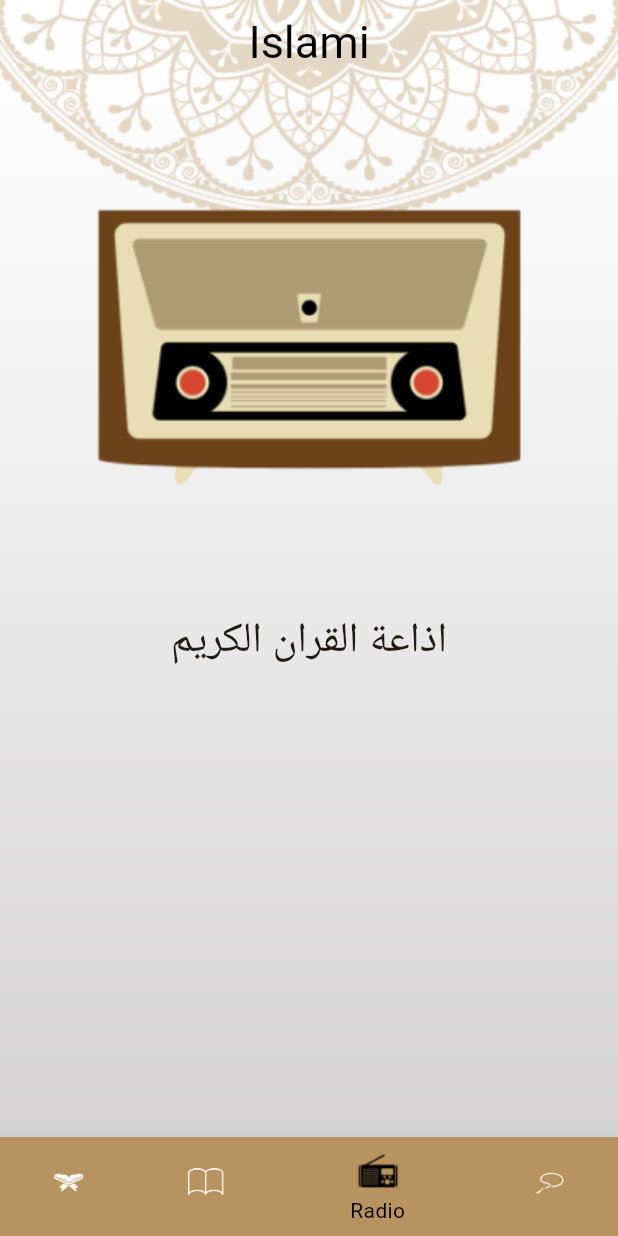
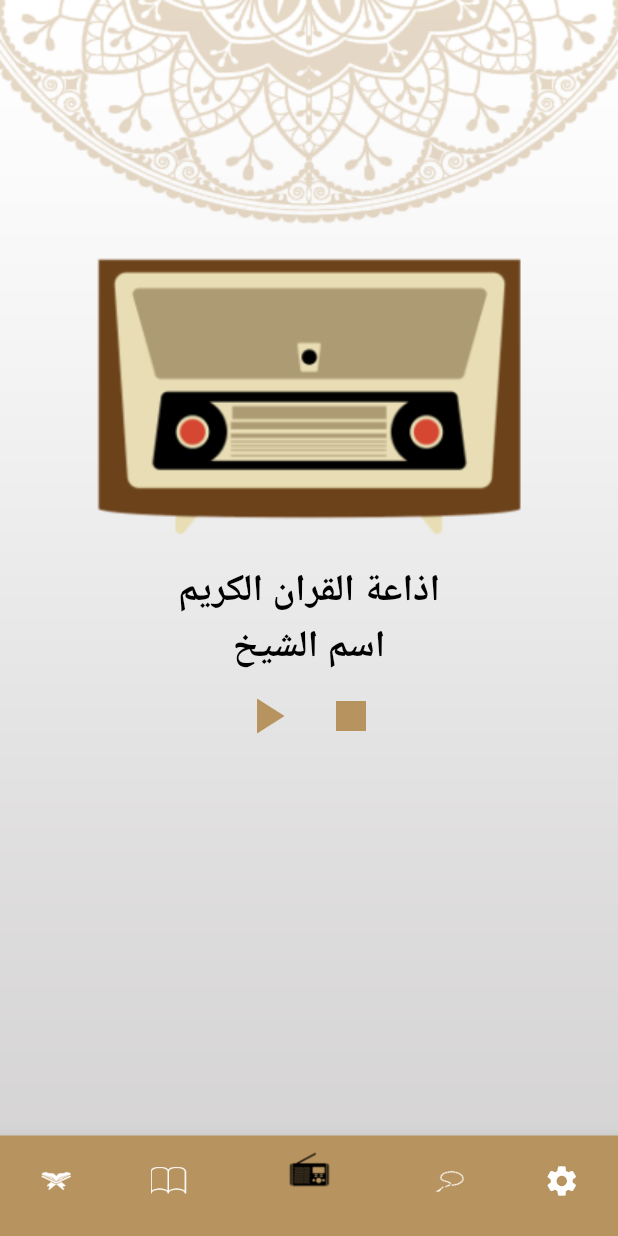
Before and after one commit to Shaimaaabdelmoaen/islami, a Flutter app: the screen it shows after launch, item 3 of the bottom bar chosen, on a phone screen of 412 x 824 dp. Run offline on Flutter 3.47's test engine with Material 3 defaults, Android fonts, the phone set to English and light mode, and no system bars; generated files the repository leaves out were written again.

Commit message:
+settings

```diff
--- /dev/null
+++ b/l10n.yaml
@@ -0,0 +1,3 @@
+arb-dir: lib/l10n
+template-arb-file: app_en.arb
+output-localization-file: app_localizations.dart
--- a/lib/Ui/home/hadeth/hadeth.dart
+++ b/lib/Ui/home/hadeth/hadeth.dart
@@ -39,7 +39,7 @@ class _hadethState extends State<hadeth> {
                 return HadethTitleWidget(allAhadeth[index]);
               },
               separatorBuilder: (context,index)=>
-                  Container(color: Theme.of(context).primaryColor,
+                  Container(color: Theme.of(context).dividerColor,
                     width: double.infinity,
                     height: 2,
                     margin: EdgeInsets.symmetric(horizontal: 64),
--- a/lib/Ui/home/homeScreen.dart
+++ b/lib/Ui/home/homeScreen.dart
@@ -3,7 +3,12 @@ import 'package:flutter/material.dart';
 import 'package:islami1/Ui/home/hadeth/hadeth.dart';
 import 'package:islami1/Ui/home/quran/quran.dart';
 import 'package:islami1/Ui/home/radio/radio.dart';
+import 'package:islami1/Ui/home/settings/settingsTap.dart';
 import 'package:islami1/Ui/home/tasbeh/tasbeh.dart';
+import 'package:islami1/Ui/myThemeData.dart';
+import 'package:flutter_gen/gen_l10n/app_localizations.dart';
+import 'package:islami1/provider/settingsProvider.dart';
+import 'package:provider/provider.dart';
 
 class HomeScreen extends StatefulWidget{
   static const String routName='home';
@@ -19,20 +24,24 @@ class _HomeScreenState extends State<HomeScreen> {
     hadeth(),
     radio(),
     tasbeh(),
+    settingsTap(),
   ];
 
   @override
   Widget build(BuildContext context) {
+    var provider =Provider.of<settingsProvider>(context);
     return Container(
       decoration: BoxDecoration(
         image: DecorationImage(
-          image: AssetImage("assets/images/main_background.png"),
+          image: AssetImage(provider.getBackgroundImage()),
           fit: BoxFit.fill
         )
       ),
       child: Scaffold(
         appBar: AppBar(
-          title: Text('Islami'),
+          title: Text(
+            AppLocalizations.of(context)?.app_name??''
+          ),
         ),
         bottomNavigationBar:BottomNavigationBar(
           onTap: (index){
@@ -44,17 +53,19 @@ class _HomeScreenState extends State<HomeScreen> {
           items: [
             BottomNavigationBarItem(
               backgroundColor: Theme.of(context).primaryColor,
-              //backgroundColor: Colors.red,
-                icon:ImageIcon(AssetImage("assets/images/icon_quran.png")),label:"Quran" ),
+                icon:ImageIcon(AssetImage("assets/images/icon_quran.png")),label:AppLocalizations.of(context)?.quran??'' ),
             BottomNavigationBarItem(
                 backgroundColor:Theme.of(context).primaryColor,
-                icon:ImageIcon(AssetImage("assets/images/icon_hadeth.png")),label:"Hadeth" ),
+                icon:ImageIcon(AssetImage("assets/images/icon_hadeth.png")),label:AppLocalizations.of(context)?.hadeth??'' ),
             BottomNavigationBarItem(
                 backgroundColor:Theme.of(context).primaryColor,
-                icon:ImageIcon(AssetImage("assets/images/icon_radio.png")),label:"Radio" ),
+                icon:ImageIcon(AssetImage("assets/images/icon_radio.png")),label:AppLocalizations.of(context)?.radio??'' ),
             BottomNavigationBarItem(
                 backgroundColor:Theme.of(context).primaryColor,
-                icon:ImageIcon(AssetImage("assets/images/icon_sebha.png")),label:"Sebha" )
+                icon:ImageIcon(AssetImage("assets/images/icon_sebha.png")),label:AppLocalizations.of(context)?.tasbeh??'' ),
+            BottomNavigationBarItem(
+                backgroundColor:Theme.of(context).primaryColor,
+                icon:Icon(Icons.settings),label: "settings")
 
 
           ],
--- a/lib/Ui/home/quran/quran.dart
+++ b/lib/Ui/home/quran/quran.dart
@@ -20,13 +20,15 @@ class quran extends StatelessWidget{
         Expanded(
           flex: 1,
           child: Image.asset("assets/images/quran_header_image.png"),),
+        Text('القران',
+        style: Theme.of(context).textTheme.titleMedium,),
         Expanded(
           flex: 3,
           child: ListView.separated(itemBuilder: (context,index){
             return chapterTitleWidget(names[index],index);
           },
               separatorBuilder: (context,index)=>
-              Container(color: Theme.of(context).primaryColor,
+              Container(color: Theme.of(context).dividerColor,
               width: double.infinity,
               height: 2,
               margin: EdgeInsets.symmetric(horizontal: 64),
--- a/lib/Ui/home/radio/radio.dart
+++ b/lib/Ui/home/radio/radio.dart
@@ -1,5 +1,7 @@
 import 'package:flutter/cupertino.dart';
 import 'package:flutter/material.dart';
+
+import '../../../Radios.dart';
 
 class radio extends StatelessWidget{
   @override
@@ -7,10 +9,45 @@ class radio extends StatelessWidget{
     return Column(
       mainAxisAlignment: MainAxisAlignment.center,
       children: [
-        Expanded(child: Image.asset('assets/images/radio_image.png')),
-        Expanded(child: Text('اذاعة القران الكريم',style: TextStyle(fontSize: 28),),)
+        Image.asset('assets/images/radio_image.png'),
+        Text('اذاعة القران الكريم',style:TextStyle(fontWeight:FontWeight.w600,color: Theme.of(context).colorScheme.onSecondary,fontSize: 25) ,),
+        SizedBox(
+          height: MediaQuery.of(context).size.height*.3,
+          child: ListView.builder(
+            physics:PageScrollPhysics() ,
+            scrollDirection:Axis.horizontal ,
+            itemBuilder: (context,index)=>radioItem(),
+          itemCount: 3,
+          ),
+        )
       ],
+
     );
   }
 
+
 }
+
+class radioItem extends StatelessWidget {
+  const radioItem({
+    super.key,
+  });
+
+  @override
+  Widget build(BuildContext context) {
+    return SizedBox(
+      width: MediaQuery.of(context).size.width,
+      child: Column(
+        children: [Text('اسم الشيخ',style:TextStyle(fontWeight:FontWeight.w600,color: Theme.of(context).colorScheme.onSecondary,fontSize: 25) ,),
+          Row(
+            mainAxisAlignment: MainAxisAlignment.center,
+            children: [
+              IconButton(onPressed: (){}, icon: Icon(Icons.play_arrow,size: 40,color: Theme.of(context).colorScheme.secondary,)),
+              IconButton(onPressed: (){}, icon: Icon(Icons.stop,size: 40,color: Theme.of(context).colorScheme.secondary,))
+
+            ],
+          )],
+      ),
+    );
+  }
+}
--- /dev/null
+++ b/lib/Ui/myThemeData.dart
@@ -0,0 +1,121 @@
+
+import 'package:flutter/material.dart';
+
+class myThemeData{
+  static bool isDarkEnabled=false;
+  static Color lightPrimary =Color(0xFFB7935F);
+  static Color darkPrimary=Color(0xFF141A2E);
+  static Color darkSecondary=Color(0xFFF8C91E);
+  static ThemeData lightTheme=ThemeData(
+    textTheme:TextTheme(
+      titleMedium: TextStyle(
+        fontSize: 25,
+        fontWeight: FontWeight.w400,
+        color: Colors.black
+      ),
+      headlineSmall: TextStyle(fontSize: 25,
+      fontWeight: FontWeight.w600,
+      color: Colors.black),
+      bodyMedium: TextStyle(
+        fontWeight: FontWeight.w600,
+        fontSize: 20,
+        color: Colors.black
+      )
+    ) ,
+      cardColor:Colors.white ,
+      cardTheme: CardTheme(
+          color: Colors.white,
+          elevation: 18,
+          shape: RoundedRectangleBorder(
+              borderRadius: BorderRadius.circular(18)
+          )
+      ),
+      dividerColor:lightPrimary ,
+      primaryColor: Color(0xFFB7935F),
+      secondaryHeaderColor: Colors.black,
+      scaffoldBackgroundColor:Colors.transparent ,
+      appBarTheme: AppBarTheme(
+          backgroundColor: Colors.transparent,
+          centerTitle: true,
+          iconTheme: IconThemeData(color: Colors.black),
+          titleTextStyle: TextStyle(
+              color: Colors.black,
+              fontSize: 30
+          )
+      ),
+      bottomNavigationBarTheme: BottomNavigationBarThemeData(
+        selectedItemColor: Colors.black,
+        unselectedItemColor: Colors.white,
+        selectedIconTheme: IconThemeData(
+            size: 32
+        ),
+      ),
+      colorScheme: ColorScheme.fromSeed(seedColor: Color(0xFFB7935F),
+        primary:Color(0xFFB7935F) ,
+        secondary: Color(0xFFB7935F),
+        onPrimary: Colors.white,
+        onSecondary: Colors.black,
+        background: Colors.white
+      ),
+      useMaterial3: true,
+      bottomSheetTheme: const BottomSheetThemeData(
+      backgroundColor: Colors.white)
+  );
+  static ThemeData darkTheme=ThemeData(
+      textTheme:TextTheme(
+          titleMedium: TextStyle(
+              fontSize: 25,
+              fontWeight: FontWeight.w400,
+              color: Colors.white
+          ),
+          headlineSmall: TextStyle(fontSize: 25,
+              fontWeight: FontWeight.w600,
+              color: Colors.white),
+          bodyMedium: TextStyle(
+              fontWeight: FontWeight.w600,
+              fontSize: 20,
+              color: Colors.white
+          )
+      ) ,
+      cardColor:Colors.white ,
+      cardTheme: CardTheme(
+          color: darkPrimary,
+          surfaceTintColor: Colors.transparent,
+          elevation: 18,
+          shape: RoundedRectangleBorder(
+              borderRadius: BorderRadius.circular(18)
+          )
+      ),
+      dividerColor:darkSecondary ,
+      primaryColor: darkPrimary,
+      secondaryHeaderColor: Colors.black,
+      scaffoldBackgroundColor:Colors.transparent ,
+      appBarTheme: AppBarTheme(
+          backgroundColor: Colors.transparent,
+          centerTitle: true,
+          iconTheme: IconThemeData(color: Colors.white),
+          titleTextStyle: TextStyle(
+              color: Colors.white,
+              fontSize: 30
+          )
+      ),
+      bottomNavigationBarTheme: BottomNavigationBarThemeData(
+        selectedItemColor: darkSecondary,
+        unselectedItemColor: Colors.white,
+        selectedIconTheme: IconThemeData(
+            size: 32
+        ),
+      ),
+      colorScheme: ColorScheme.fromSeed(seedColor: darkPrimary,
+        primary:darkPrimary ,
+        secondary: darkSecondary,
+        onPrimary: Colors.white,
+        onSecondary: Colors.white,
+          background: darkPrimary
+      ),
+      useMaterial3: true,
+      bottomSheetTheme: BottomSheetThemeData(
+      backgroundColor: darkPrimary,
+  )
+  );
+}
--- a/lib/main.dart
+++ b/lib/main.dart
@@ -1,11 +1,16 @@
 import 'package:flutter/material.dart';
+import 'package:flutter_localizations/flutter_localizations.dart';
 import 'package:islami1/Ui/HadeathDetails/HadethDetailsScreen.dart';
 import 'package:islami1/Ui/chapterDetails/chapterDetailsScreen.dart';
-
+import 'package:islami1/Ui/myThemeData.dart';
+import 'package:islami1/provider/settingsProvider.dart';
+import 'package:provider/provider.dart';
 import 'Ui/home/homeScreen.dart';
 
 void main() {
-  runApp(const MyApp());
+  runApp(ChangeNotifierProvider(
+    create:(buildContext)=>settingsProvider() ,
+      child: const MyApp()));
 }
 
 class MyApp extends StatelessWidget {
@@ -14,49 +19,29 @@ class MyApp extends StatelessWidget {
   // This widget is the root of your application.
   @override
   Widget build(BuildContext context) {
+    settingsProvider SettingsProvider=
+    Provider.of<settingsProvider>(context);
     return MaterialApp(
       title: 'Flutter Demo',
-      theme: ThemeData(
-        cardColor:Colors.white ,
-        cardTheme: CardTheme(
-          color: Colors.white,
-          elevation: 18,
-          shape: RoundedRectangleBorder(
-            borderRadius: BorderRadius.circular(18)
-          )
-        ),
-        primaryColor: Color(0xFFB7935F),
-        secondaryHeaderColor: Colors.black,
-        scaffoldBackgroundColor:Colors.transparent ,
-        appBarTheme: AppBarTheme(
-          backgroundColor: Colors.transparent,
-          centerTitle: true,
-          titleTextStyle: TextStyle(
-            color: Colors.black,
-            fontSize: 30
-          )
-        ),
-        bottomNavigationBarTheme: BottomNavigationBarThemeData(
-          selectedItemColor: Colors.black,
-          unselectedItemColor: Colors.white,
-          selectedIconTheme: IconThemeData(
-            size: 32
-          ),
-        ),
-        colorScheme: ColorScheme.fromSeed(seedColor: Color(0xFFB7935F),
-          primary:Color(0xFFB7935F) ,
-          secondary: Color(0x87B7935F),
-          onPrimary: Colors.white,
-          onSecondary: Colors.black,
-        ),
-        useMaterial3: true
-      ),
+      theme: myThemeData.lightTheme,
+      darkTheme: myThemeData.darkTheme,
+      themeMode: SettingsProvider.currentTheme,
       routes:{
         HomeScreen.routName:(_)=>HomeScreen(),
         chapterDetailsScreen.routName:(_)=>chapterDetailsScreen(),
         HadethDetailsScreen.routName:(_)=>HadethDetailsScreen(),
       } ,
       initialRoute:HomeScreen.routName ,
+      localizationsDelegates: [
+        GlobalMaterialLocalizations.delegate,
+        GlobalWidgetsLocalizations.delegate,
+        GlobalCupertinoLocalizations.delegate,
+      ],
+      supportedLocales: [
+        Locale('en'), // English
+        Locale('ar'), // Spanish
+      ],
+      locale: Locale('en'),
     );
   }
 }
--- /dev/null
+++ b/lib/provider/settingsProvider.dart
@@ -0,0 +1,19 @@
+import 'package:flutter/cupertino.dart';
+import 'package:flutter/material.dart';
+
+class settingsProvider extends ChangeNotifier{
+  ThemeMode currentTheme=ThemeMode.light;
+  void changeTheme(ThemeMode newTheme){
+    if(newTheme==currentTheme)return;
+    currentTheme=newTheme;
+    notifyListeners();
+  }
+  String getBackgroundImage(){
+    return currentTheme ==ThemeMode.dark
+        ?"assets/images/dark_bg.png"
+        :"assets/images/main_background.png";
+  }
+  bool isDarkEnable(){
+    return currentTheme ==ThemeMode.dark;
+  }
+}
```
Also changed, not shown: lib/Radios.dart (added, +29 -0 lines), lib/Ui/HadeathDetails/HadethDetailsScreen.dart (+6 -5 lines), lib/Ui/chapterDetails/chapterDetailsScreen.dart (+7 -3 lines), lib/Ui/chapterDetails/verseWidget.dart (+12 -11 lines), lib/Ui/home/settings/languageBottomSheet.dart (added, +43 -0 lines), lib/Ui/home/settings/settingsTap.dart (added, +86 -0 lines), lib/Ui/home/settings/themeBottomSheet.dart (added, +68 -0 lines), lib/l10n/app_ar.arb (added, +14 -0 lines), lib/l10n/app_en.arb (added, +14 -0 lines), pubspec.yaml (+8 -0 lines), assets/images/dark_bg.png (added), pubspec.lock, 1 other file.
